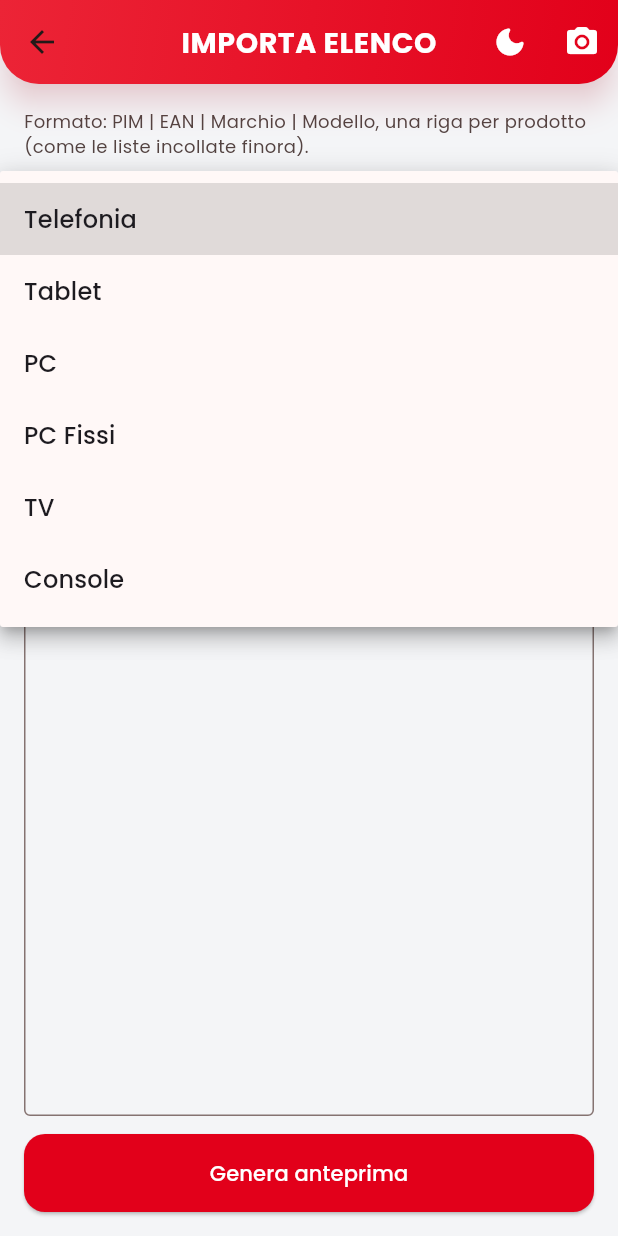
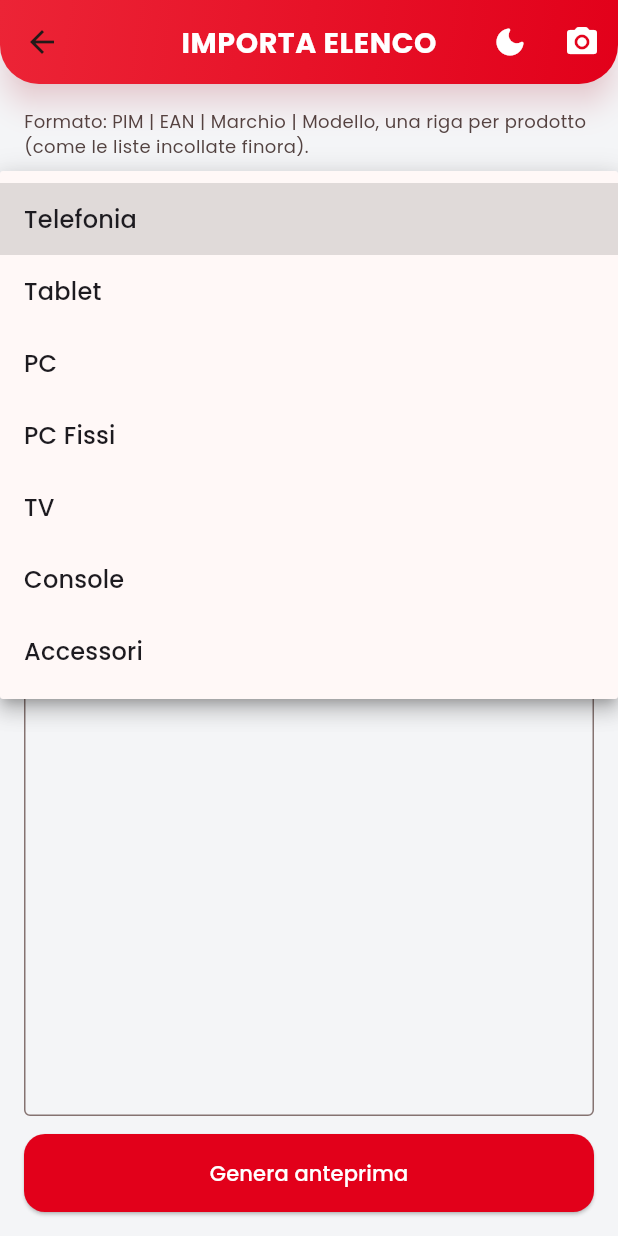
Before and after one commit to Daisutzu/mwinventory, a Flutter app: the BulkImportScreen screen opened directly, after a tap on "Telefonia", on a phone screen of 412 x 824 dp. Run offline on Flutter 3.47's test engine with Material 3 defaults, Android fonts, the light colour scheme and no system bars; our stand-ins replace cloud_firestore, firebase_auth, firebase_core, google_fonts, hive, hive_flutter and 1 more; missing offline and left inert: google_mlkit_text_recognition, mobile_scanner; accounts and stored records are empty.

Commit message:
Scaffold an Accessori category, empty until a real product list arrives
Wired into the home screen, admin form, bulk import, and generated
fallback images the same way as the other categories - just with an
empty seed catalog for now, so it's ready as soon as a PIM/EAN list
is available.

```diff
--- a/lib/admin/bulk_import_screen.dart
+++ b/lib/admin/bulk_import_screen.dart
@@ -27,10 +27,18 @@ import '../widgets/mw_app_bar.dart';
 // della foto e da quanto l'elenco fotografato somiglia al formato a
 // colonne PIM/EAN/Marchio/Modello.
 
-const _categories = ['Telefonia', 'Tablet', 'PC', 'PC Fissi', 'TV', 'Console'];
+const _categories = [
+  'Telefonia',
+  'Tablet',
+  'PC',
+  'PC Fissi',
+  'TV',
+  'Console',
+  'Accessori',
+];
 
 bool _isPhoneStyle(String category) =>
-    category == 'Telefonia' || category == 'Tablet';
+    category == 'Telefonia' || category == 'Tablet' || category == 'Accessori';
 
 final _parenRe = RegExp(r'\(([^)]*)\)\s*$');
 final _ramStorageRe = RegExp(r'(\d+)\+(\d+)\s*(GB|TB)?', caseSensitive: false);
--- a/lib/admin/catalog_admin_screen.dart
+++ b/lib/admin/catalog_admin_screen.dart
@@ -194,7 +194,8 @@ class _CatalogAdminScreenState extends State<CatalogAdminScreen> {
               itemBuilder: (context, index) {
                 final product = products[index];
                 final variantCount = product.category == 'Telefonia' ||
-                        product.category == 'Tablet'
+                        product.category == 'Tablet' ||
+                        product.category == 'Accessori'
                     ? product.variants.length
                     : product.pcVariants.length;
                 return Container(
--- a/lib/admin/product_form_screen.dart
+++ b/lib/admin/product_form_screen.dart
@@ -12,6 +12,7 @@ const _categories = [
   'PC Fissi',
   'TV',
   'Console',
+  'Accessori',
 ];
 
 // Rappresentazione modificabile di una variante mentre si compila il form:
@@ -70,7 +71,10 @@ class _ProductFormScreenState extends State<ProductFormScreen> {
   final List<String> _accessoryIds = [];
 
   bool get _isEditing => widget.product != null;
-  bool get _isPhoneStyle => _category == 'Telefonia' || _category == 'Tablet';
+  bool get _isPhoneStyle =>
+      _category == 'Telefonia' ||
+      _category == 'Tablet' ||
+      _category == 'Accessori';
 
   @override
   void initState() {
--- a/lib/catalog.dart
+++ b/lib/catalog.dart
@@ -1,3 +1,4 @@
+import 'accessori_catalog.dart';
 import 'catalog_repository.dart';
 import 'console_catalog.dart';
 import 'pc_catalog.dart';
@@ -33,4 +34,7 @@ List<Product> get initialSeedProducts => [
 
       // --- TV ---
       ...tvCatalog,
+
+      // --- ACCESSORI ---
+      ...accessoriCatalog,
     ];
--- a/lib/main.dart
+++ b/lib/main.dart
@@ -78,6 +78,7 @@ class CategoriesScreen extends StatelessWidget {
     {'name': 'PC Fissi', 'icon': Icons.desktop_windows_rounded},
     {'name': 'TV', 'icon': Icons.connected_tv_rounded},
     {'name': 'Console', 'icon': Icons.sports_esports_rounded},
+    {'name': 'Accessori', 'icon': Icons.cable_rounded},
   ];
 
   @override
--- a/lib/widgets/generated_product_image.dart
+++ b/lib/widgets/generated_product_image.dart
@@ -36,6 +36,11 @@ _Shape _shapeFor(Product product) {
           name.contains('ally') ||
           name.contains('portal')) {
         return _Shape.handheld;
+      }
+      return _Shape.box;
+    case 'Accessori':
+      if (name.contains('cuffi') || name.contains('auricol')) {
+        return _Shape.headset;
       }
       return _Shape.box;
     default:
```
Also changed, not shown: lib/accessori_catalog.dart (added, +7 -0 lines).
